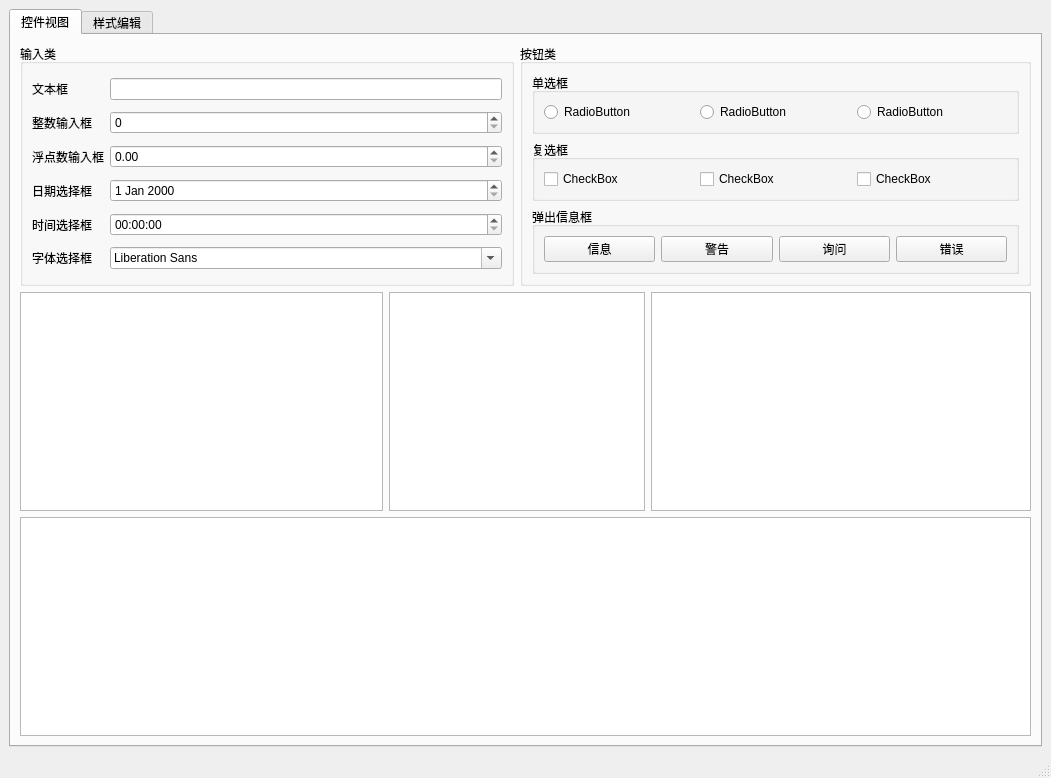
First picture: the form in src/CustomSDK/Plugins/MagicTools/Plugin_StyleSheetViewer/src/StyleSheetViewer.ui, repository Icy-Joker/CustomSDK, before the edit.
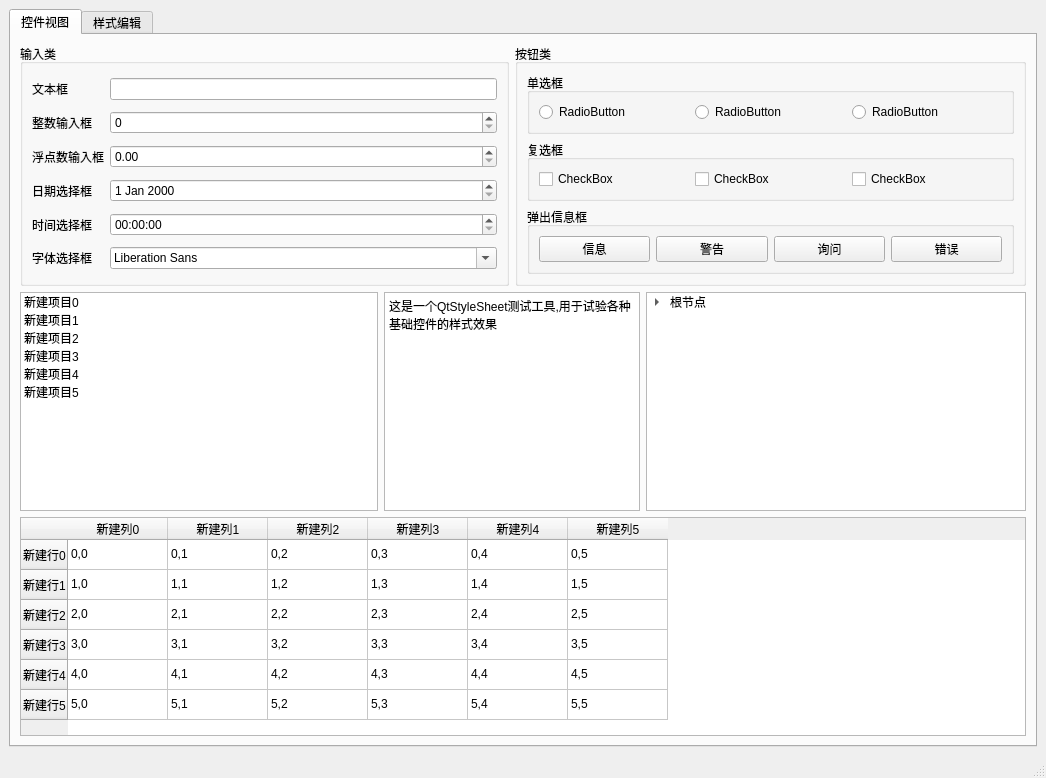
Second picture: the form after the edit.

The edit to the form file:
```diff
--- a/src/CustomSDK/Plugins/MagicTools/Plugin_StyleSheetViewer/src/StyleSheetViewer.ui
+++ b/src/CustomSDK/Plugins/MagicTools/Plugin_StyleSheetViewer/src/StyleSheetViewer.ui
@@ -6,7 +6,7 @@
       <rect>
         <x>0</x>
         <y>0</y>
-        <width>1051</width>
+    <width>1046</width>
         <height>778</height>
       </rect>
     </property>
@@ -205,10 +205,45 @@
                   </widget>
                 </item>
                 <item row="1" column="0">
-                  <widget class="QListWidget" name="listWidget" />
+         <widget class="QListWidget" name="listWidget">
+          <item>
+           <property name="text">
+            <string>新建项目0</string>
+           </property>
+          </item>
+          <item>
+           <property name="text">
+            <string>新建项目1</string>
+           </property>
+          </item>
+          <item>
+           <property name="text">
+            <string>新建项目2</string>
+           </property>
+          </item>
+          <item>
+           <property name="text">
+            <string>新建项目3</string>
+           </property>
+          </item>
+          <item>
+           <property name="text">
+            <string>新建项目4</string>
+           </property>
+          </item>
+          <item>
+           <property name="text">
+            <string>新建项目5</string>
+           </property>
+          </item>
+         </widget>
                 </item>
                 <item row="1" column="1" colspan="2">
-                  <widget class="QPlainTextEdit" name="plainTextEdit" />
+         <widget class="QPlainTextEdit" name="plainTextEdit">
+          <property name="plainText">
+           <string>这是一个QtStyleSheet测试工具,用于试验各种基础控件的样式效果</string>
+          </property>
+         </widget>
                 </item>
                 <item row="1" column="3">
                   <widget class="QTreeWidget" name="treeWidget">
@@ -217,13 +252,304 @@
                     </attribute>
                     <column>
                       <property name="text">
-                        <string notr="true">1</string>
-                      </property>
-                    </column>
+            <string>新建列</string>
+           </property>
+          </column>
+          <item>
+           <property name="text">
+            <string>根节点</string>
+           </property>
+           <item>
+            <property name="text">
+             <string>一级子节点</string>
+            </property>
+            <item>
+             <property name="text">
+              <string>二级子节点</string>
+             </property>
+             <item>
+              <property name="text">
+               <string>三级子节点</string>
+              </property>
+             </item>
+            </item>
+           </item>
+           <item>
+            <property name="text">
+             <string>一级子节点</string>
+            </property>
+            <item>
+             <property name="text">
+              <string>二级子节点</string>
+             </property>
+             <item>
+              <property name="text">
+               <string>三级子节点</string>
+              </property>
+             </item>
+            </item>
+           </item>
+           <item>
+            <property name="text">
+             <string>一级子节点</string>
+            </property>
+            <item>
+             <property name="text">
+              <string>二级子节点</string>
+             </property>
+             <item>
+              <property name="text">
+               <string>三级子节点</string>
+              </property>
+             </item>
+            </item>
+           </item>
+          </item>
                   </widget>
                 </item>
                 <item row="2" column="0" colspan="4">
-                  <widget class="QTableWidget" name="tableWidget" />
+         <widget class="QTableWidget" name="tableWidget">
+          <row>
+           <property name="text">
+            <string>新建行0</string>
+           </property>
+          </row>
+          <row>
+           <property name="text">
+            <string>新建行1</string>
+           </property>
+          </row>
+          <row>
+           <property name="text">
+            <string>新建行2</string>
+           </property>
+          </row>
+          <row>
+           <property name="text">
+            <string>新建行3</string>
+           </property>
+          </row>
+          <row>
+           <property name="text">
+            <string>新建行4</string>
+           </property>
+          </row>
+          <row>
+           <property name="text">
+            <string>新建行5</string>
+           </property>
+          </row>
+          <column>
+           <property name="text">
+            <string>新建列0</string>
+           </property>
+          </column>
+          <column>
+           <property name="text">
+            <string>新建列1</string>
+           </property>
+          </column>
+          <column>
+           <property name="text">
+            <string>新建列2</string>
+           </property>
+          </column>
+          <column>
+           <property name="text">
+            <string>新建列3</string>
+           </property>
+          </column>
+          <column>
+           <property name="text">
+            <string>新建列4</string>
+           </property>
+          </column>
+          <column>
+           <property name="text">
+            <string>新建列5</string>
+           </property>
+          </column>
+          <item row="0" column="0">
+           <property name="text">
+            <string>0,0</string>
+           </property>
+          </item>
+          <item row="0" column="1">
+           <property name="text">
+            <string>0,1</string>
+           </property>
+          </item>
+          <item row="0" column="2">
+           <property name="text">
+            <string>0,2</string>
+           </property>
+          </item>
+          <item row="0" column="3">
+           <property name="text">
+            <string>0,3</string>
+           </property>
+          </item>
+          <item row="0" column="4">
+           <property name="text">
+            <string>0,4</string>
+           </property>
+          </item>
+          <item row="0" column="5">
+           <property name="text">
+            <string>0,5</string>
+           </property>
+          </item>
+          <item row="1" column="0">
+           <property name="text">
+            <string>1,0</string>
+           </property>
+          </item>
+          <item row="1" column="1">
+           <property name="text">
+            <string>1,1</string>
+           </property>
+          </item>
+          <item row="1" column="2">
+           <property name="text">
+            <string>1,2</string>
+           </property>
+          </item>
+          <item row="1" column="3">
+           <property name="text">
+            <string>1,3</string>
+           </property>
+          </item>
+          <item row="1" column="4">
+           <property name="text">
+            <string>1,4</string>
+           </property>
+          </item>
+          <item row="1" column="5">
+           <property name="text">
+            <string>1,5</string>
+           </property>
+          </item>
+          <item row="2" column="0">
+           <property name="text">
+            <string>2,0</string>
+           </property>
+          </item>
+          <item row="2" column="1">
+           <property name="text">
+            <string>2,1</string>
+           </property>
+          </item>
+          <item row="2" column="2">
+           <property name="text">
+            <string>2,2</string>
+           </property>
+          </item>
+          <item row="2" column="3">
+           <property name="text">
+            <string>2,3</string>
+           </property>
+          </item>
+          <item row="2" column="4">
+           <property name="text">
+            <string>2,4</string>
+           </property>
+          </item>
+          <item row="2" column="5">
+           <property name="text">
+            <string>2,5</string>
+           </property>
+          </item>
+          <item row="3" column="0">
+           <property name="text">
+            <string>3,0</string>
+           </property>
+          </item>
+          <item row="3" column="1">
+           <property name="text">
+            <string>3,1</string>
+           </property>
+          </item>
+          <item row="3" column="2">
+           <property name="text">
+            <string>3,2</string>
+           </property>
+          </item>
+          <item row="3" column="3">
+           <property name="text">
+            <string>3,3</string>
+           </property>
+          </item>
+          <item row="3" column="4">
+           <property name="text">
+            <string>3,4</string>
+           </property>
+          </item>
+          <item row="3" column="5">
+           <property name="text">
+            <string>3,5</string>
+           </property>
+          </item>
+          <item row="4" column="0">
+           <property name="text">
+            <string>4,0</string>
+           </property>
+          </item>
+          <item row="4" column="1">
+           <property name="text">
+            <string>4,1</string>
+           </property>
+          </item>
+          <item row="4" column="2">
+           <property name="text">
+            <string>4,2</string>
+           </property>
+          </item>
+          <item row="4" column="3">
+           <property name="text">
+            <string>4,3</string>
+           </property>
+          </item>
+          <item row="4" column="4">
+           <property name="text">
+            <string>4,4</string>
+           </property>
+          </item>
+          <item row="4" column="5">
+           <property name="text">
+            <string>4,5</string>
+           </property>
+          </item>
+          <item row="5" column="0">
+           <property name="text">
+            <string>5,0</string>
+           </property>
+          </item>
+          <item row="5" column="1">
+           <property name="text">
+            <string>5,1</string>
+           </property>
+          </item>
+          <item row="5" column="2">
+           <property name="text">
+            <string>5,2</string>
+           </property>
+          </item>
+          <item row="5" column="3">
+           <property name="text">
+            <string>5,3</string>
+           </property>
+          </item>
+          <item row="5" column="4">
+           <property name="text">
+            <string>5,4</string>
+           </property>
+          </item>
+          <item row="5" column="5">
+           <property name="text">
+            <string>5,5</string>
+           </property>
+          </item>
+         </widget>
                 </item>
               </layout>
             </widget>
```
Left out of the diff: 24 changed lines with no effect on the pictures. Lines whose indentation alone changed are shown as unchanged.
